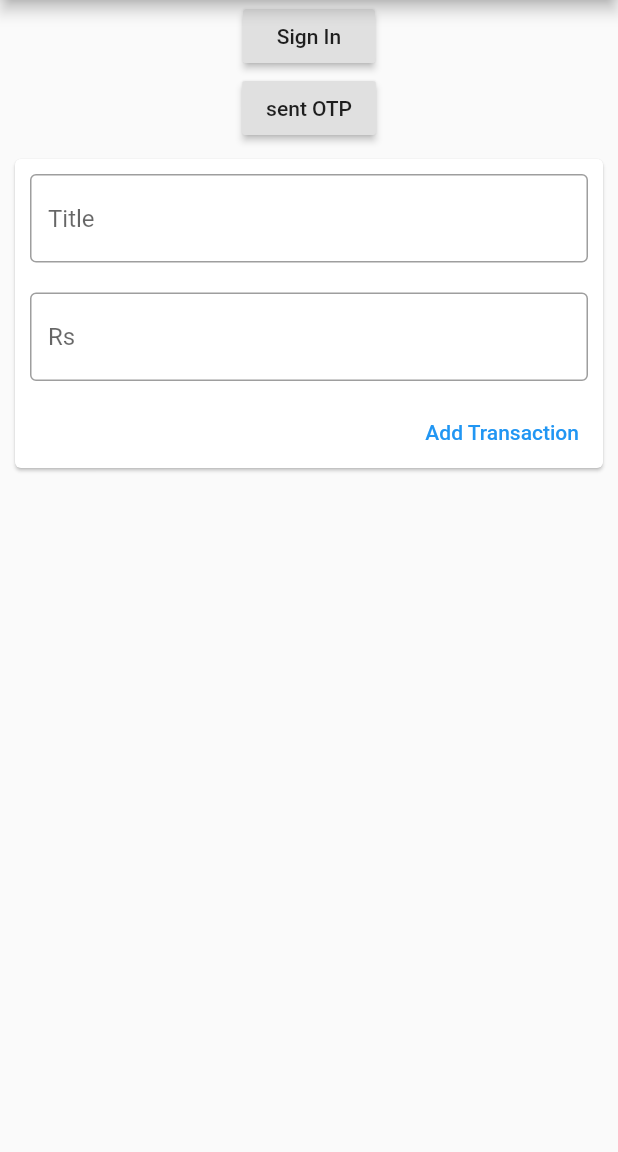
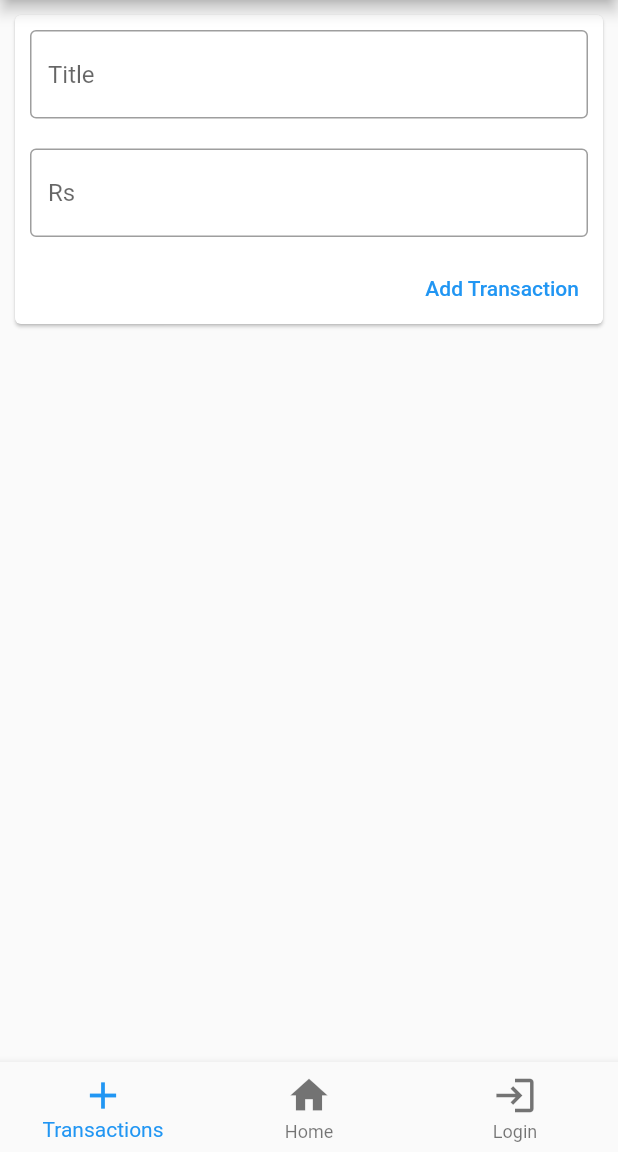
Before and after one commit to billion-yash/Money, a Flutter app: the screen it shows after launch, on a phone screen of 412 x 824 dp, the part 84-1236 px from its top. Run offline on Flutter 3.47's test engine with Material 2 defaults, Android fonts, the light colour scheme and no system bars; our stand-ins replace cloud_firestore, firebase_auth, firebase_core; accounts and stored records are empty.

Commit message:
added Untracked files

```diff
--- a/lib/Widgets/AddTrasaction.dart
+++ /dev/null
@@ -1,47 +0,0 @@
-import 'package:flutter/material.dart';
-
-class AddTrasaction extends StatelessWidget {
-  final Function added;
-  AddTrasaction(this.added);
-  final titleController = TextEditingController();
-  final amountController = TextEditingController();
-
-  @override
-  Widget build(BuildContext context) {
-    return Card(
-      margin: EdgeInsets.all(10),
-      child: Column(
-        crossAxisAlignment: CrossAxisAlignment.end,
-        children: [
-          Container(
-            margin: EdgeInsets.all(10),
-            child: TextField(
-              controller: titleController,
-              decoration: InputDecoration(
-                border: OutlineInputBorder(),
-                hintText: "Title",
-              ),
-            ),
-          ),
-          Container(
-            margin: EdgeInsets.all(10),
-            child: TextField(
-              controller: amountController,
-              decoration: InputDecoration(
-                border: OutlineInputBorder(),
-                hintText: "Rs",
-              ),
-            ),
-          ),
-          FlatButton(
-            onPressed: () {
-              added(titleController.text, double.parse(amountController.text));
-            },
-            child: Text("Add Transaction"),
-            textColor: Colors.blue,
-          ),
-        ],
-      ),
-    );
-  }
-}
--- a/lib/Widgets/MainCard.dart
+++ /dev/null
@@ -1,39 +0,0 @@
-import 'package:firebase_auth/firebase_auth.dart';
-import 'package:flutter/material.dart';
-
-class MainCard extends StatefulWidget {
-  @override
-  State<StatefulWidget> createState() {
-    return MainCardState();
-  }
-}
-
-class MainCardState extends State<MainCard> {
-  void singIn() {}
-  Future<void> sentOTP() async {
-    FirebaseAuth.instance.verifyPhoneNumber(
-      phoneNumber: '+918668611930 ',
-      verificationCompleted: (PhoneAuthCredential credential) {},
-      verificationFailed: (FirebaseAuthException e) {},
-      codeSent: (String verificationId, int resendToken) {},
-      codeAutoRetrievalTimeout: (String verificationId) {},
-    );
-  }
-
-  @override
-  Widget build(BuildContext context) {
-    return Container(
-        child: Column(
-      children: [
-        RaisedButton(
-          onPressed: singIn,
-          child: Text("Sign In"),
-        ),
-        RaisedButton(
-          onPressed: sentOTP,
-          child: Text("sent OTP"),
-        ),
-      ],
-    ));
-  }
-}
--- a/lib/Widgets/MainClassWidget.dart
+++ b/lib/Widgets/MainClassWidget.dart
@@ -1,9 +1,5 @@
-import 'package:cloud_firestore/cloud_firestore.dart';
-import 'package:money/DataStructure/TransactionData.dart';
-import 'package:money/Widgets/AddTrasaction.dart';
-import 'package:money/Widgets/MainCard.dart';
 import 'package:flutter/material.dart';
-import 'package:money/Widgets/TrasitionList.dart';
+import './TrasactionPage/AddTrasactionPage.dart';
 
 class MainClassWidget extends StatefulWidget {
   @override
@@ -11,29 +7,55 @@ class MainClassWidget extends StatefulWidget {
 }
 
 class _MainClassWidgetState extends State<MainClassWidget> {
-  final List<TransactionData> list = [];
+  int _selectedIndex = 0;
+  static List<Widget> _widgetOptions = <Widget>[
+    AddTransactionPage(),
+    Text('Search Page',
+        style: TextStyle(fontSize: 35, fontWeight: FontWeight.bold)),
+    Text('Profile Page',
+        style: TextStyle(fontSize: 35, fontWeight: FontWeight.bold)),
+  ];
 
-  void addTransaction(String title, double amt) {
-    final td = TransactionData(title: title, amount: amt);
+  void _onItemTapped(int index) {
     setState(() {
-      list.add(td);
-
-      FirebaseFirestore.instance
-          .collection("path")
-          .doc(td.title)
-          .set({"name": "$amt"});
+      _selectedIndex = index;
     });
   }
 
   @override
   Widget build(BuildContext context) {
-    return SingleChildScrollView(
-        child: Column(
-      children: [
-        MainCard(),
-        AddTrasaction(addTransaction),
-        TrasactionList(list),
-      ],
-    ));
+    return MaterialApp(
+      home: Scaffold(
+        appBar: AppBar(
+          centerTitle: true,
+          title: Text("Money"),
+        ),
+        body: SingleChildScrollView(
+          child: _widgetOptions.elementAt(_selectedIndex),
+        ),
+        bottomNavigationBar: BottomNavigationBar(
+          items: [
+            BottomNavigationBarItem(
+              icon: Icon(Icons.add),
+              label: "Transactions",
+            ),
+            BottomNavigationBarItem(
+              icon: Icon(Icons.home),
+              label: "Home",
+            ),
+            BottomNavigationBarItem(
+              icon: Icon(Icons.login),
+              label: "Login",
+            ),
+          ],
+          elevation: 5,
+          currentIndex: _selectedIndex,
+          onTap: _onItemTapped,
+          iconSize: 30,
+          selectedItemColor: Colors.blue,
+          type: BottomNavigationBarType.fixed,
+        ),
+      ),
+    );
   }
 }
--- a/lib/Widgets/TrasitionList.dart
+++ /dev/null
@@ -1,27 +0,0 @@
-import 'package:flutter/material.dart';
-import 'package:money/DataStructure/TransactionData.dart';
-
-class TrasactionList extends StatelessWidget {
-  final List<TransactionData> transactionList;
-  TrasactionList(this.transactionList);
-  @override
-  Widget build(BuildContext context) {
-    return Container(
-      height: 300,
-      child: ListView.builder(
-        itemBuilder: (ctx, index) {
-          return Card(
-            child: Row(
-              children: <Widget>[
-                Container(
-                  child: Text(transactionList[index].title),
-                ),
-              ],
-            ),
-          );
-        },
-        itemCount: transactionList.length,
-      ),
-    );
-  }
-}
--- a/lib/main.dart
+++ b/lib/main.dart
@@ -32,13 +32,15 @@ class MainState extends State<MainClass> {
 
   @override
   Widget build(BuildContext context) {
-    return MaterialApp(
+    return _initialized
+        ? MainClassWidget()
+        : MaterialApp(
             home: Scaffold(
               appBar: AppBar(
                 centerTitle: true,
                 title: Text("Money"),
               ),
-        body: _initialized ? MainClassWidget() : Text("Loding"),
+              body: Text("Loding"),
             ),
           );
   }
```
Lines whose indentation alone changed are shown as unchanged.
